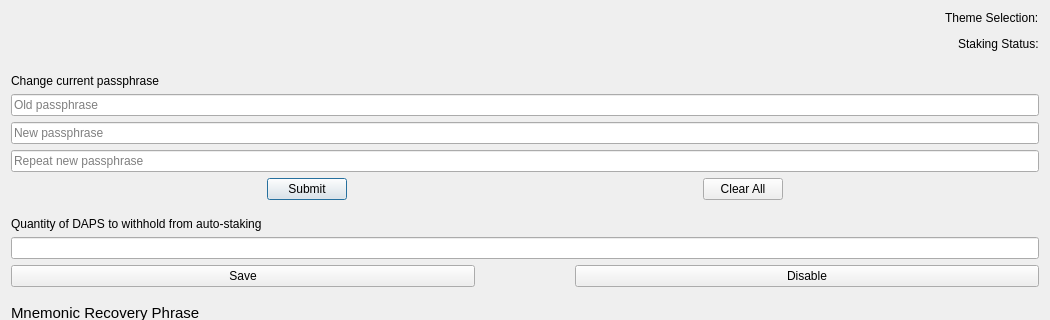
Qt form src/qt/forms/optionspage.ui (TheArcadiaGroup/DAPS) before a commit; both pictures show x 0 to 1050 and y 0 to 320 of the 1050 by 641 pixel window.
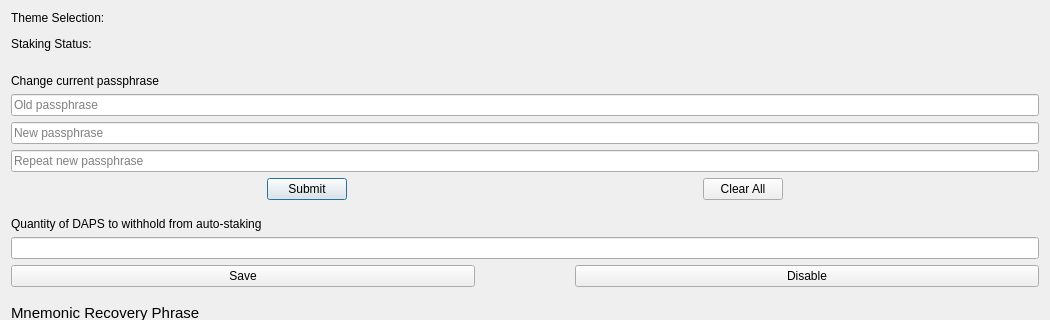
The same form after that commit. Custom widgets are drawn as their Qt base class.

Commit message: Move Staking/Theme toggles to the left

```diff
--- a/src/qt/forms/optionspage.ui
+++ b/src/qt/forms/optionspage.ui
@@ -23,7 +23,7 @@
    <bool>false</bool>
   </property>
   <layout class="QVBoxLayout" name="verticalLayout" stretch="0,0,0,0,0,0,0,0,0,0,0,0,0,0,0,0,0,0,0,0,0,0,0,0,0,0">
-   <item alignment="Qt::AlignRight">
+   <item alignment="Qt::AlignLeft">
     <widget class="QLabel" name="labelTheme">
      <property name="sizePolicy">
       <sizepolicy hsizetype="Preferred" vsizetype="Maximum">
@@ -64,7 +64,7 @@
      </property>
     </widget>
    </item>
-   <item alignment="Qt::AlignRight">
+   <item alignment="Qt::AlignLeft">
     <widget class="QLabel" name="labelStaking">
      <property name="sizePolicy">
       <sizepolicy hsizetype="Preferred" vsizetype="Maximum">
```
Left out of the diff: 4 changed lines with no effect on the pictures.
